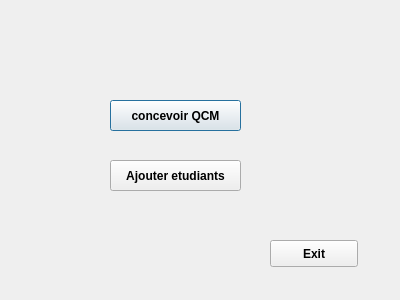
Old version of the form Projet_qcm (1)/adminpage.ui in the repository Martialmonjoh/QcmQt.
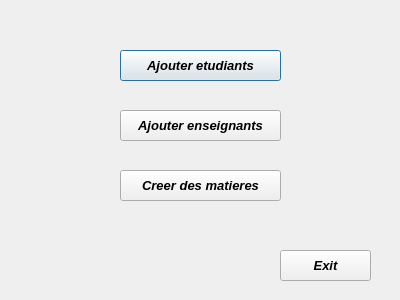
New version of the form.

Patch:
```diff
--- a/Projet_qcm (1)/adminpage.ui
+++ b/Projet_qcm (1)/adminpage.ui
@@ -10,43 +10,39 @@
     <height>300</height>
    </rect>
   </property>
+  <property name="font">
+   <font>
+    <family>Arial</family>
+    <italic>true</italic>
+    <bold>true</bold>
+    <underline>false</underline>
+   </font>
+  </property>
+  <property name="cursor">
+   <cursorShape>ArrowCursor</cursorShape>
+  </property>
   <property name="windowTitle">
    <string>Dialog</string>
   </property>
-  <widget class="QPushButton" name="make_test">
-   <property name="geometry">
-    <rect>
-     <x>110</x>
-     <y>100</y>
-     <width>131</width>
-     <height>31</height>
-    </rect>
-   </property>
-   <property name="font">
-    <font>
-     <pointsize>9</pointsize>
-     <weight>75</weight>
-     <bold>true</bold>
-    </font>
-   </property>
-   <property name="text">
-    <string>concevoir QCM</string>
-   </property>
-  </widget>
+  <property name="autoFillBackground">
+   <bool>true</bool>
+  </property>
   <widget class="QPushButton" name="add_etudiant">
    <property name="geometry">
     <rect>
-     <x>110</x>
-     <y>160</y>
-     <width>131</width>
+     <x>120</x>
+     <y>50</y>
+     <width>161</width>
      <height>31</height>
     </rect>
    </property>
    <property name="font">
     <font>
-     <pointsize>9</pointsize>
-     <weight>75</weight>
+     <family>Arial</family>
+     <pointsize>10</pointsize>
+     <italic>true</italic>
      <bold>true</bold>
+     <underline>false</underline>
     </font>
    </property>
    <property name="text">
@@ -56,22 +52,69 @@
   <widget class="QPushButton" name="exit">
    <property name="geometry">
     <rect>
-     <x>270</x>
-     <y>240</y>
-     <width>88</width>
-     <height>27</height>
+     <x>280</x>
+     <y>250</y>
+     <width>91</width>
+     <height>31</height>
     </rect>
    </property>
    <property name="font">
     <font>
-     <weight>75</weight>
+     <family>Arial</family>
+     <pointsize>10</pointsize>
+     <italic>true</italic>
      <bold>true</bold>
+     <underline>false</underline>
     </font>
    </property>
    <property name="text">
     <string>Exit</string>
    </property>
   </widget>
+  <widget class="QPushButton" name="add_etudiant_2">
+   <property name="geometry">
+    <rect>
+     <x>120</x>
+     <y>110</y>
+     <width>161</width>
+     <height>31</height>
+    </rect>
+   </property>
+   <property name="font">
+    <font>
+     <family>Arial</family>
+     <pointsize>10</pointsize>
+     <italic>true</italic>
+     <bold>true</bold>
+     <underline>false</underline>
+    </font>
+   </property>
+   <property name="text">
+    <string>Ajouter enseignants</string>
+   </property>
+  </widget>
+  <widget class="QPushButton" name="make_test_2">
+   <property name="geometry">
+    <rect>
+     <x>120</x>
+     <y>170</y>
+     <width>161</width>
+     <height>31</height>
+    </rect>
+   </property>
+   <property name="font">
+    <font>
+     <family>Arial</family>
+     <pointsize>10</pointsize>
+     <italic>true</italic>
+     <bold>true</bold>
+     <underline>false</underline>
+    </font>
+   </property>
+   <property name="text">
+    <string>Creer des matieres</string>
+   </property>
+  </widget>
  </widget>
  <resources/>
  <connections/>
```
